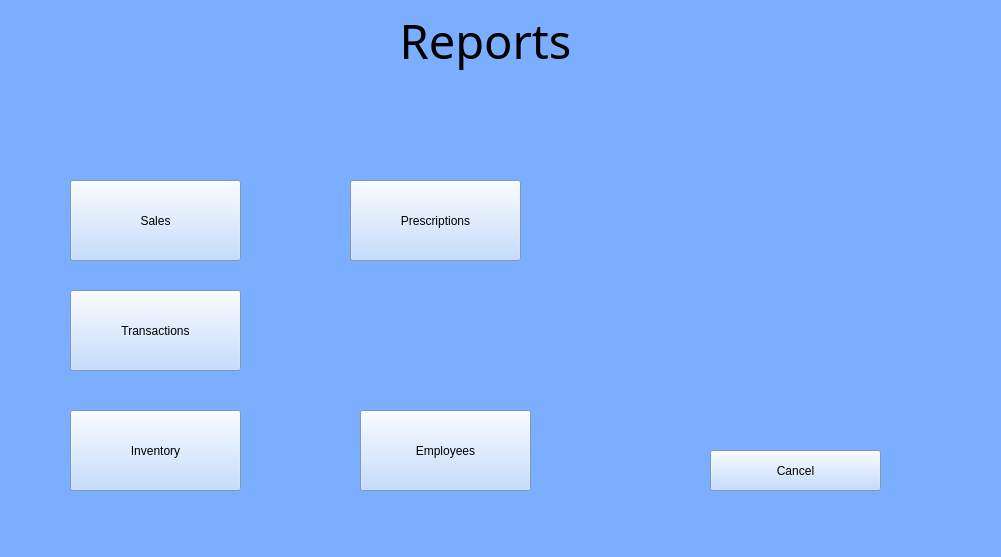
Above: UI/Reports.ui from BennettPJ/SFWE403-Sem-Proj before the change. Below: the same form after it.
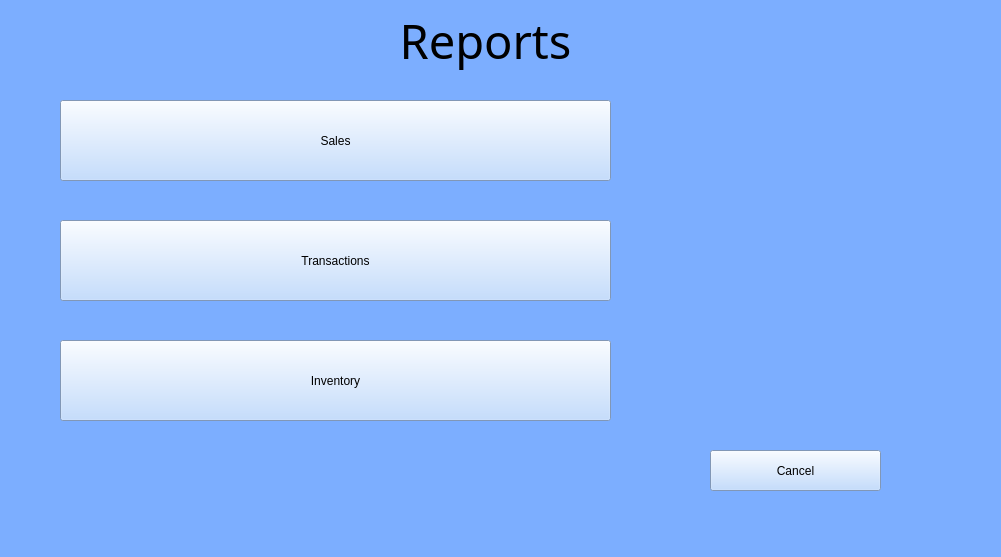
That is the form after the change. Icons and pictures are not drawn.

```diff
--- a/UI/Reports.ui
+++ b/UI/Reports.ui
@@ -64,9 +64,9 @@
    <widget class="QPushButton" name="ReceiptsButtton">
     <property name="geometry">
      <rect>
-      <x>70</x>
-      <y>180</y>
-      <width>171</width>
+      <x>60</x>
+      <y>100</y>
+      <width>551</width>
       <height>81</height>
      </rect>
     </property>
@@ -108,9 +108,9 @@
    <widget class="QPushButton" name="inventoryReport">
     <property name="geometry">
      <rect>
-      <x>70</x>
-      <y>410</y>
-      <width>171</width>
+      <x>60</x>
+      <y>340</y>
+      <width>551</width>
       <height>81</height>
      </rect>
     </property>
@@ -127,50 +127,6 @@
      <string>Inventory</string>
     </property>
    </widget>
-   <widget class="QPushButton" name="PrescriptionsButton">
-    <property name="geometry">
-     <rect>
-      <x>350</x>
-      <y>180</y>
-      <width>171</width>
-      <height>81</height>
-     </rect>
-    </property>
-    <property name="sizePolicy">
-     <sizepolicy hsizetype="Fixed" vsizetype="Fixed">
-      <horstretch>0</horstretch>
-      <verstretch>0</verstretch>
-     </sizepolicy>
-    </property>
-    <property name="styleSheet">
-     <string notr="true">background-color: rgb(180, 212, 255);</string>
-    </property>
-    <property name="text">
-     <string>Prescriptions</string>
-    </property>
-   </widget>
-   <widget class="QPushButton" name="PrescriptionsButton_2">
-    <property name="geometry">
-     <rect>
-      <x>360</x>
-      <y>410</y>
-      <width>171</width>
-      <height>81</height>
-     </rect>
-    </property>
-    <property name="sizePolicy">
-     <sizepolicy hsizetype="Fixed" vsizetype="Fixed">
-      <horstretch>0</horstretch>
-      <verstretch>0</verstretch>
-     </sizepolicy>
-    </property>
-    <property name="styleSheet">
-     <string notr="true">background-color: rgb(180, 212, 255);</string>
-    </property>
-    <property name="text">
-     <string>Employees</string>
-    </property>
-   </widget>
    <widget class="QPushButton" name="cancelButton">
     <property name="geometry">
      <rect>
@@ -206,9 +162,9 @@
    <widget class="QPushButton" name="userTransactionsReport">
     <property name="geometry">
      <rect>
-      <x>70</x>
-      <y>290</y>
-      <width>171</width>
+      <x>60</x>
+      <y>220</y>
+      <width>551</width>
       <height>81</height>
      </rect>
     </property>
```
Left out of the diff: 2 changed lines with no effect on the pictures.
